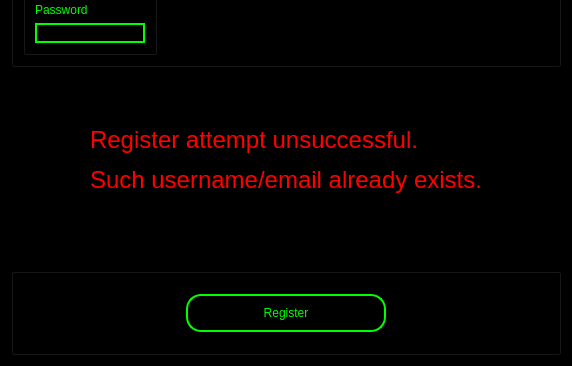
Qt form RegisterWindowGUI.ui (YuraMoiseev/FinalProject) before a commit; both pictures show x 0 to 572 and y 347 to 713 of the 572 by 713 pixel window.
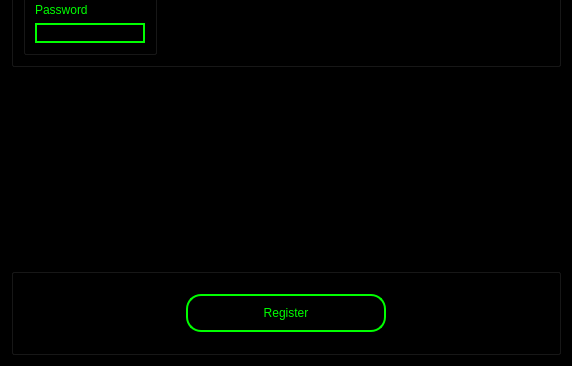
The same form after that commit.

What changed in the file:
```diff
--- a/RegisterWindowGUI.ui
+++ b/RegisterWindowGUI.ui
@@ -269,8 +269,11 @@
    </item>
    <item alignment="Qt::AlignHCenter">
     <widget class="QLabel" name="LabelRegFail">
+     <property name="styleSheet">
+      <string notr="true"> font-size:18pt; color:#ff0000;</string>
+     </property>
      <property name="text">
-      <string>&lt;html&gt;&lt;head/&gt;&lt;body&gt;&lt;p&gt;&lt;span style=&quot; font-size:18pt; color:#ff0000;&quot;&gt;Register attempt unsuccessful. &lt;/span&gt;&lt;/p&gt;&lt;p&gt;&lt;span style=&quot; font-size:18pt; color:#ff0000;&quot;&gt;Such username/email already exists.&lt;/span&gt;&lt;/p&gt;&lt;/body&gt;&lt;/html&gt;</string>
+      <string/>
      </property>
     </widget>
    </item>
```
